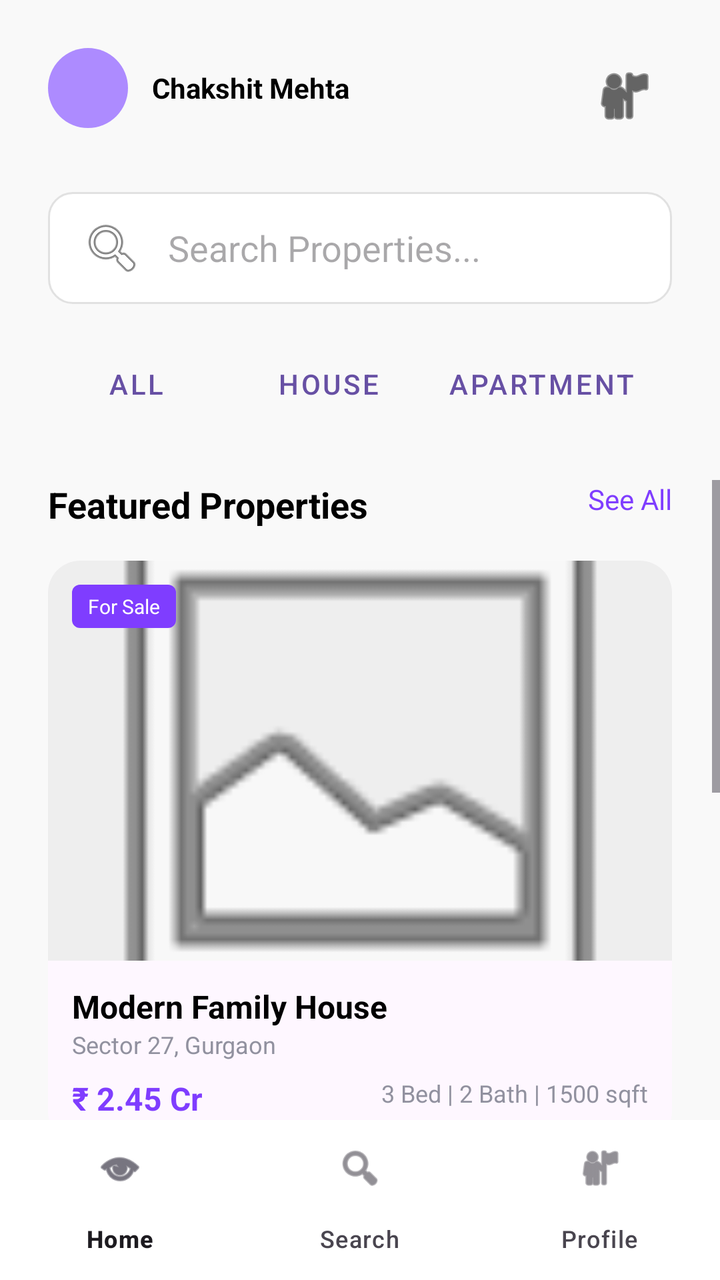
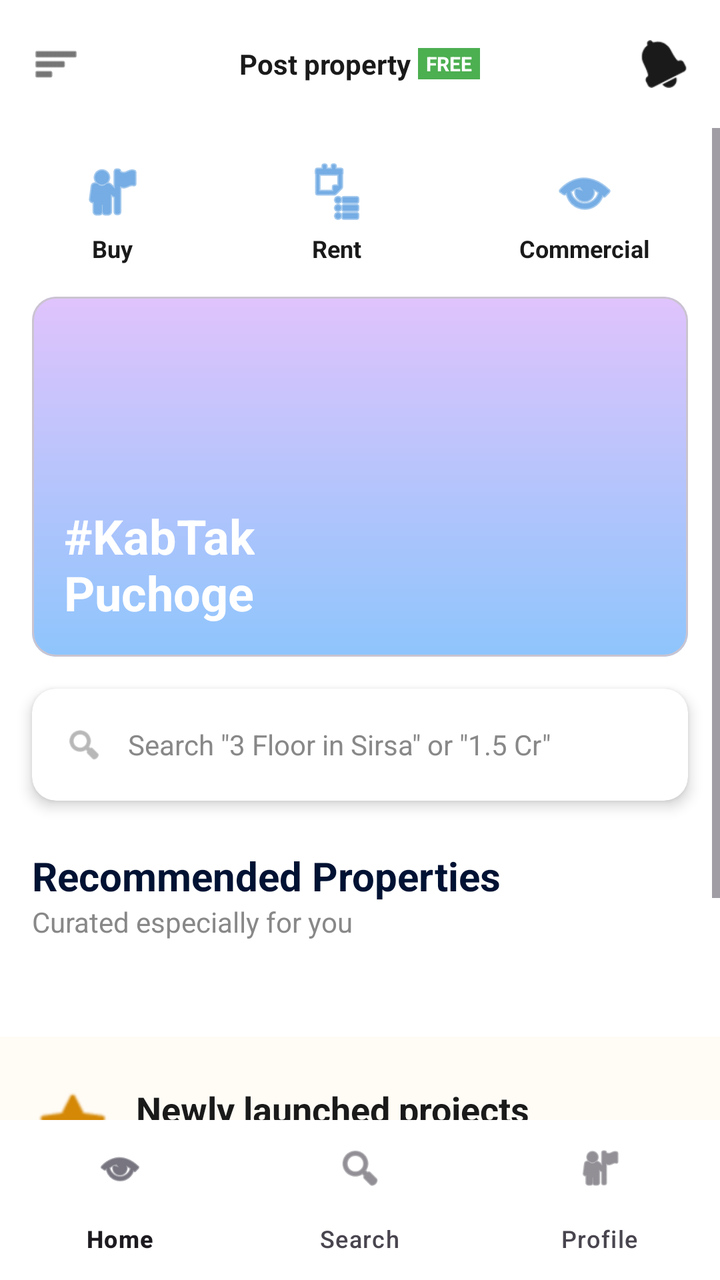

Two renders of the same Android screen: before a commit and after it. Below are the layout's source before the change and the commit's diff.
<!-- AndroidManifest.xml: application theme Theme.Realestateapp -->
<!-- res/layout/activity_home.xml -->
<?xml version="1.0" encoding="utf-8"?>
<LinearLayout xmlns:android="http://schemas.android.com/apk/res/android"
    xmlns:app="http://schemas.android.com/apk/res-auto"
    android:layout_width="match_parent"
    android:layout_height="match_parent"
    android:background="#F9F9F9"
    android:orientation="vertical">

    
    <RelativeLayout
        android:layout_width="match_parent"
        android:layout_height="wrap_content"
        android:padding="24dp">

        <LinearLayout
            android:layout_width="wrap_content"
            android:layout_height="wrap_content"
            android:orientation="horizontal"
            android:gravity="center_vertical">
            <View
                android:layout_width="40dp"
                android:layout_height="40dp"
                android:background="@drawable/circle_placeholder"/>
            <TextView
                android:layout_width="wrap_content"
                android:layout_height="wrap_content"
                android:layout_marginStart="12dp"
                android:text="Chakshit Mehta"
                android:textColor="@color/black"
                android:textStyle="bold"/>
        </LinearLayout>

        <ImageButton
            android:layout_width="48dp"
            android:layout_height="48dp"
            android:layout_alignParentEnd="true"
            android:background="?attr/selectableItemBackgroundBorderless"
            android:src="@android:drawable/ic_menu_myplaces"
            app:tint="@color/black"/>
    </RelativeLayout>

    
    <EditText
        android:layout_width="match_parent"
        android:layout_height="56dp"
        android:layout_marginHorizontal="24dp"
        android:layout_marginBottom="16dp"
        android:background="@drawable/edit_text_bg"
        android:drawableStart="@android:drawable/ic_menu_search"
        android:drawablePadding="12dp"
        android:hint="@string/search_properties"
        android:paddingHorizontal="16dp"/>

    
    <HorizontalScrollView
        android:layout_width="match_parent"
        android:layout_height="wrap_content"
        android:scrollbars="none"
        android:paddingStart="24dp"
        android:layout_marginBottom="24dp">
        <LinearLayout
            android:layout_width="wrap_content"
            android:layout_height="wrap_content"
            android:orientation="horizontal">
            <Button
                android:layout_width="wrap_content"
                android:layout_height="wrap_content"
                android:text="@string/all"
                android:layout_marginEnd="8dp"
                style="@style/Widget.MaterialComponents.Button.TextButton"/>
            <Button
                android:layout_width="wrap_content"
                android:layout_height="wrap_content"
                android:text="@string/house"
                android:layout_marginEnd="8dp"
                style="@style/Widget.MaterialComponents.Button.TextButton"/>
            <Button
                android:layout_width="wrap_content"
                android:layout_height="wrap_content"
                android:text="@string/apartment"
                android:layout_marginEnd="8dp"
                style="@style/Widget.MaterialComponents.Button.TextButton"/>
        </LinearLayout>
    </HorizontalScrollView>

    <ScrollView
        android:layout_width="match_parent"
        android:layout_height="0dp"
        android:layout_weight="1">
        <LinearLayout
            android:layout_width="match_parent"
            android:layout_height="wrap_content"
            android:orientation="vertical"
            android:paddingHorizontal="24dp">

            <RelativeLayout
                android:layout_width="match_parent"
                android:layout_height="wrap_content"
                android:layout_marginBottom="16dp">
                <TextView
                    android:layout_width="wrap_content"
                    android:layout_height="wrap_content"
                    android:text="@string/featured_properties"
                    android:textColor="@color/black"
                    android:textSize="18sp"
                    android:textStyle="bold"/>
                <TextView
                    android:layout_width="wrap_content"
                    android:layout_height="wrap_content"
                    android:layout_alignParentEnd="true"
                    android:text="@string/see_all"
                    android:textColor="@color/primary"/>
            </RelativeLayout>

            
            <include android:id="@+id/propertyCard1" layout="@layout/item_property_card" />
            <include android:id="@+id/propertyCard2" layout="@layout/item_property_card" />

        </LinearLayout>
    </ScrollView>

    
    <com.google.android.material.bottomnavigation.BottomNavigationView
        android:id="@+id/bottomNav"
        android:layout_width="match_parent"
        android:layout_height="wrap_content"
        android:background="@color/white"
        app:menu="@menu/bottom_nav_menu"/>

</LinearLayout>
<!-- res/layout/item_property_card.xml (included above) -->
<?xml version="1.0" encoding="utf-8"?>
<com.google.android.material.card.MaterialCardView xmlns:android="http://schemas.android.com/apk/res/android"
    xmlns:app="http://schemas.android.com/apk/res-auto"
    android:layout_width="match_parent"
    android:layout_height="wrap_content"
    android:layout_marginBottom="16dp"
    app:cardCornerRadius="16dp"
    app:cardElevation="0dp"
    app:strokeWidth="0dp">

    <LinearLayout
        android:layout_width="match_parent"
        android:layout_height="wrap_content"
        android:orientation="vertical">

        <FrameLayout
            android:layout_width="match_parent"
            android:layout_height="200dp">

            <ImageView
                android:id="@+id/propertyImage"
                android:layout_width="match_parent"
                android:layout_height="match_parent"
                android:scaleType="centerCrop"
                android:src="@android:drawable/ic_menu_gallery"
                android:background="#EEEEEE"/>

            <TextView
                android:layout_width="wrap_content"
                android:layout_height="wrap_content"
                android:layout_margin="12dp"
                android:background="@drawable/badge_bg"
                android:paddingHorizontal="8dp"
                android:paddingVertical="4dp"
                android:text="For Sale"
                android:textColor="@color/white"
                android:textSize="10sp" />
        </FrameLayout>

        <LinearLayout
            android:layout_width="match_parent"
            android:layout_height="wrap_content"
            android:orientation="vertical"
            android:padding="12dp">

            <TextView
                android:id="@+id/tvPropertyName"
                android:layout_width="wrap_content"
                android:layout_height="wrap_content"
                android:text="Modern Family House"
                android:textColor="@color/black"
                android:textSize="16sp"
                android:textStyle="bold" />

            <TextView
                android:id="@+id/tvPropertyLocation"
                android:layout_width="wrap_content"
                android:layout_height="wrap_content"
                android:text="Sector 27, Gurgaon"
                android:textColor="@color/gray_text"
                android:textSize="12sp" />

            <RelativeLayout
                android:layout_width="match_parent"
                android:layout_height="wrap_content"
                android:layout_marginTop="8dp">

                <TextView
                    android:id="@+id/tvPropertyPrice"
                    android:layout_width="wrap_content"
                    android:layout_height="wrap_content"
                    android:text="₹ 2.45 Cr"
                    android:textColor="@color/primary"
                    android:textSize="16sp"
                    android:textStyle="bold" />

                <TextView
                    android:layout_width="wrap_content"
                    android:layout_height="wrap_content"
                    android:layout_alignParentEnd="true"
                    android:text="3 Bed | 2 Bath | 1500 sqft"
                    android:textColor="@color/gray_text"
                    android:textSize="12sp" />
            </RelativeLayout>
        </LinearLayout>
    </LinearLayout>
</com.google.android.material.card.MaterialCardView>
<!-- resources referenced by this layout -->
<resources>
  <color name="black">#FF000000</color>
  <color name="gray_text">#91919F</color>
  <color name="primary">#7F3DFF</color>
  <color name="white">#FFFFFFFF</color>
  <!-- drawable badge_bg (drawable) -->
  <?xml version="1.0" encoding="utf-8"?>
  <shape xmlns:android="http://schemas.android.com/apk/res/android">
      <solid android:color="@color/primary" />
      <corners android:radius="4dp" />
  </shape>
  <!-- drawable circle_placeholder (drawable) -->
  <?xml version="1.0" encoding="utf-8"?>
  <shape xmlns:android="http://schemas.android.com/apk/res/android"
      android:shape="oval">
      <solid android:color="#AD8BFF" />
  </shape>
  <!-- drawable edit_text_bg (drawable) -->
  <?xml version="1.0" encoding="utf-8"?>
  <shape xmlns:android="http://schemas.android.com/apk/res/android">
      <solid android:color="@color/white" />
      <stroke android:width="1dp" android:color="@color/border_color" />
      <corners android:radius="12dp" />
  </shape>
  <string name="all">All</string>
  <string name="apartment">Apartment</string>
  <string name="featured_properties">Featured Properties</string>
  <string name="house">House</string>
  <string name="search_properties">Search Properties...</string>
  <string name="see_all">See All</string>
  <style name="Theme.Realestateapp" parent="Base.Theme.Realestateapp" />
  <color name="border_color">#E1E1E1</color>
  <style name="Base.Theme.Realestateapp" parent="Theme.Material3.DayNight.NoActionBar">
          
          
      </style>
</resources>

<!-- the commit's change to res/layout/activity_home.xml (unified diff, before → after) -->
@@ -1,218 +1,272 @@
 <?xml version="1.0" encoding="utf-8"?>
-<LinearLayout xmlns:android="http://schemas.android.com/apk/res/android"
+<androidx.drawerlayout.widget.DrawerLayout xmlns:android="http://schemas.android.com/apk/res/android"
     xmlns:app="http://schemas.android.com/apk/res-auto"
+    android:id="@+id/drawerLayout"
     android:layout_width="match_parent"
     android:layout_height="match_parent"
-    android:background="#F9F9F9"
-    android:orientation="vertical">
-
-    
-    <RelativeLayout
+    android:background="#FFFFFF">
+
+    <LinearLayout
         android:layout_width="match_parent"
-        android:layout_height="wrap_content"
-        android:padding="24dp">
-
-        <LinearLayout
-            android:layout_width="wrap_content"
-            android:layout_height="wrap_content"
-            android:orientation="horizontal"
-            android:gravity="center_vertical">
-            <View
-                android:layout_width="40dp"
-                android:layout_height="40dp"
-                android:background="@drawable/circle_placeholder"/>
-            <TextView
+        android:layout_height="match_parent"
+        android:orientation="vertical"
+        android:fitsSystemWindows="true">
+
+        
+        <RelativeLayout
+            android:layout_width="match_parent"
+            android:layout_height="?attr/actionBarSize"
+            android:paddingHorizontal="16dp">
+
+            <ImageView
+                android:id="@+id/btnMenu"
+                android:layout_width="24dp"
+                android:layout_height="24dp"
+                android:layout_centerVertical="true"
+                android:src="@android:drawable/ic_menu_sort_by_size"
+                app:tint="#1A1A1A" />
+
+            <LinearLayout
+                android:id="@+id/btnPostProperty"
                 android:layout_width="wrap_content"
                 android:layout_height="wrap_content"
-                android:layout_marginStart="12dp"
-                android:text="Chakshit Mehta"
-                android:textColor="@color/black"
-                android:textStyle="bold"/>
-        </LinearLayout>
-
-        <ImageButton
-            android:layout_width="48dp"
-            android:layout_height="48dp"
-            android:layout_alignParentEnd="true"
-            android:background="?attr/selectableItemBackgroundBorderless"
-            android:src="@android:drawable/ic_menu_myplaces"
-            app:tint="@color/black"/>
-    </RelativeLayout>
-
-    
-    <EditText
-        android:layout_width="match_parent"
-        android:layout_height="56dp"
-        android:layout_marginHorizontal="24dp"
-        android:layout_marginBottom="16dp"
-        android:background="@drawable/edit_text_bg"
-        android:drawableStart="@android:drawable/ic_menu_search"
-        android:drawablePadding="12dp"
-        android:hint="@string/search_properties"
-        android:paddingHorizontal="16dp"/>
-
-    
-    <HorizontalScrollView
-        android:layout_width="match_parent"
-        android:layout_height="wrap_content"
-        android:scrollbars="none"
-        android:paddingStart="24dp"
-        android:layout_marginBottom="24dp">
-        <LinearLayout
-            android:layout_width="wrap_content"
-            android:layout_height="wrap_content"
-            android:orientation="horizontal">
-            <Button
-                android:layout_width="wrap_content"
+                android:layout_centerInParent="true"
+                android:gravity="center_vertical"
+                android:orientation="horizontal"
+                android:background="?attr/selectableItemBackground"
+                android:padding="4dp"
+                android:clickable="true"
+                android:focusable="true">
+                <TextView
+                    android:layout_width="wrap_content"
+                    android:layout_height="wrap_content"
+                    android:text="Post property "
+                    android:textColor="#1A1A1A"
+                    android:textSize="14sp"
+                    android:textStyle="bold" />
+                <TextView
+                    android:layout_width="wrap_content"
+                    android:layout_height="wrap_content"
+                    android:background="#4CAF50"
+                    android:paddingHorizontal="4dp"
+                    android:paddingVertical="1dp"
+                    android:text="FREE"
+                    android:textColor="#FFFFFF"
+                    android:textSize="10sp"
+                    android:textStyle="bold" />
+            </LinearLayout>
+
+            <ImageView
+                android:layout_width="24dp"
+                android:layout_height="24dp"
+                android:layout_alignParentEnd="true"
+                android:layout_centerVertical="true"
+                android:src="@android:drawable/ic_popup_reminder"
+                app:tint="#1A1A1A" />
+        </RelativeLayout>
+
+        <ScrollView
+            android:layout_width="match_parent"
+            android:layout_height="0dp"
+            android:layout_weight="1">
+
+            <LinearLayout
+                android:layout_width="match_parent"
                 android:layout_height="wrap_content"
-                android:text="@string/all"
-                android:layout_marginEnd="8dp"
-                style="@style/Widget.MaterialComponents.Button.TextButton"/>
-            <Button
-                android:layout_width="wrap_content"
-                android:layout_height="wrap_content"
-                android:text="@string/house"
-                android:layout_marginEnd="8dp"
-                style="@style/Widget.MaterialComponents.Button.TextButton"/>
-            <Button
-                android:layout_width="wrap_content"
-                android:layout_height="wrap_content"
-                android:text="@string/apartment"
-                android:layout_marginEnd="8dp"
-                style="@style/Widget.MaterialComponents.Button.TextButton"/>
-        </LinearLayout>
-    </HorizontalScrollView>
-
-    <ScrollView
-        android:layout_width="match_parent"
-        android:layout_height="0dp"
-        android:layout_weight="1">
-        <LinearLayout
+                android:orientation="vertical"
+                android:paddingBottom="80dp">
+
+                
+                <LinearLayout
+                    android:layout_width="match_parent"
+                    android:layout_height="wrap_content"
+                    android:orientation="horizontal"
+                    android:paddingVertical="16dp">
+
+                    <LinearLayout
+                        android:id="@+id/catBuy"
+                        android:layout_width="0dp"
+                        android:layout_height="wrap_content"
+                        android:layout_weight="1"
+                        android:gravity="center"
+                        android:orientation="vertical"
+                        android:clickable="true"
+                        android:focusable="true"
+                        android:background="?attr/selectableItemBackground">
+                        <ImageView android:layout_width="32dp" android:layout_height="32dp" android:src="@android:drawable/ic_menu_myplaces" app:tint="#1976D2" />
+                        <TextView android:layout_width="wrap_content" android:layout_height="wrap_content" android:text="Buy" android:textColor="#1A1A1A" android:textSize="12sp" android:layout_marginTop="4dp" android:textStyle="bold" />
+                    </LinearLayout>
+
+                    <LinearLayout
+                        android:id="@+id/catRent"
+                        android:layout_width="0dp"
+                        android:layout_height="wrap_content"
+                        android:layout_weight="1"
+                        android:gravity="center"
+                        android:orientation="vertical"
+                        android:clickable="true"
+                        android:focusable="true"
+                        android:background="?attr/selectableItemBackground">
+                        <ImageView android:layout_width="32dp" android:layout_height="32dp" android:src="@android:drawable/ic_menu_agenda" app:tint="#1976D2" />
+                        <TextView android:layout_width="wrap_content" android:layout_height="wrap_content" android:text="Rent" android:textColor="#1A1A1A" android:textSize="12sp" android:layout_marginTop="4dp" android:textStyle="bold" />
+                    </LinearLayout>
+
+                    <LinearLayout
+                        android:id="@+id/catCommercial"
+                        android:layout_width="0dp"
+                        android:layout_height="wrap_content"
+                        android:layout_weight="1.2"
+                        android:gravity="center"
+                        android:orientation="vertical"
+                        android:clickable="true"
+                        android:focusable="true"
+                        android:background="?attr/selectableItemBackground">
+                        <ImageView android:layout_width="32dp" android:layout_height="32dp" android:src="@android:drawable/ic_menu_view" app:tint="#1976D2" />
+                        <TextView android:layout_width="wrap_content" android:layout_height="wrap_content" android:text="Commercial" android:textColor="#1A1A1A" android:textSize="12sp" android:layout_marginTop="4dp" android:textStyle="bold" />
+                    </LinearLayout>
+                </LinearLayout>
+
+                
+                <com.google.android.material.card.MaterialCardView
+                    android:layout_width="match_parent"
+                    android:layout_height="180dp"
+                    android:layout_marginHorizontal="16dp"
+                    app:cardCornerRadius="12dp"
+                    app:cardElevation="0dp">
+                    <ImageView
+                        android:layout_width="match_parent"
+                        android:layout_height="match_parent"
+                        android:scaleType="centerCrop"
+                        android:src="@drawable/bg_gradient" />
+                    <TextView
+                        android:layout_width="wrap_content"
+                        android:layout_height="wrap_content"
+                        android:layout_gravity="bottom|start"
+                        android:layout_margin="16dp"
+                        android:text="#KabTak\nPuchoge"
+                        android:textColor="#FFFFFF"
+                        android:textSize="24sp"
+                        android:textStyle="bold" />
+                </com.google.android.material.card.MaterialCardView>
+
+                
+                <androidx.cardview.widget.CardView
+                    android:id="@+id/homeSearchBar"
+                    android:layout_width="match_parent"
+                    android:layout_height="56dp"
+                    android:layout_marginHorizontal="16dp"
+                    android:layout_marginTop="16dp"
+                    android:layout_marginBottom="24dp"
+                    app:cardCornerRadius="12dp"
+                    app:cardElevation="4dp"
+                    android:clickable="true"
+                    android:focusable="true">
+                    <LinearLayout
+                        android:layout_width="match_parent"
+                        android:layout_height="match_parent"
+                        android:gravity="center_vertical"
+                        android:orientation="horizontal"
+                        android:paddingHorizontal="16dp">
+                        <ImageView android:layout_width="20dp" android:layout_height="20dp" android:src="@android:drawable/ic_menu_search" app:tint="#888888" />
+                        <TextView
+                            android:layout_width="match_parent"
+                            android:layout_height="wrap_content"
+                            android:layout_marginStart="12dp"
+                            android:text='Search "3 Floor in Sirsa" or "1.5 Cr"'
+                            android:textColor="#888888"
+                            android:textSize="14sp" />
+                    </LinearLayout>
+                </androidx.cardview.widget.CardView>
+
+                
+                <TextView
+                    android:layout_width="wrap_content"
+                    android:layout_height="wrap_content"
+                    android:layout_marginHorizontal="16dp"
+                    android:text="Recommended Properties"
+                    android:textColor="#001233"
+                    android:textSize="20sp"
+                    android:textStyle="bold" />
+                <TextView
+                    android:layout_width="wrap_content"
+                    android:layout_height="wrap_content"
+                    android:layout_marginHorizontal="16dp"
+                    android:text="Curated especially for you"
+                    android:textColor="#888888"
+                    android:textSize="14sp" />
+
+                <androidx.recyclerview.widget.RecyclerView
+                    android:id="@+id/rvProperties"
+                    android:layout_width="match_parent"
+                    android:layout_height="wrap_content"
+                    android:layout_marginTop="16dp"
+                    android:clipToPadding="false"
+                    android:paddingHorizontal="16dp" />
+
+                
+                <LinearLayout
+                    android:layout_width="match_parent"
+                    android:layout_height="wrap_content"
+                    android:layout_marginTop="32dp"
+                    android:background="#FFFBF5"
+                    android:orientation="vertical"
+                    android:paddingVertical="24dp">
+
+                    <LinearLayout
+                        android:layout_width="match_parent"
+                        android:layout_height="wrap_content"
+                        android:gravity="center_vertical"
+                        android:orientation="horizontal"
+                        android:paddingHorizontal="16dp">
+
+                        <ImageView
+                            android:layout_width="40dp"
+                            android:layout_height="40dp"
+                            android:src="@android:drawable/btn_star_big_on"
+                            app:tint="#D48806" />
+
+                        <LinearLayout
+                            android:layout_width="wrap_content"
+                            android:layout_height="wrap_content"
+                            android:layout_marginStart="12dp"
+                            android:orientation="vertical">
+                            <TextView
+                                android:layout_width="wrap_content"
+                                android:layout_height="wrap_content"
+                                android:text="Newly launched projects"
+                                android:textColor="#1A1A1A"
+                                android:textSize="18sp"
+                                android:textStyle="bold" />
+                            <TextView
+                                android:layout_width="wrap_content"
+                                android:layout_height="wrap_content"
+                                android:text="Best prices • Unit of choice • Easy payment plans"
+                                android:textColor="#666666"
+                                android:textSize="12sp" />
+                        </LinearLayout>
+                    </LinearLayout>
+
+                    <androidx.recyclerview.widget.RecyclerView
+                        android:id="@+id/rvNewLaunches"
+                        android:layout_width="match_parent"
+                        android:layout_height="wrap_content"
+                        android:layout_marginTop="16dp"
+                        android:clipToPadding="false"
+                        android:paddingHorizontal="16dp" />
+
+                </LinearLayout>
+
+            </LinearLayout>
+        </ScrollView>
+
+        
+        <com.google.android.material.bottomnavigation.BottomNavigationView
+            android:id="@+id/bottomNav"
             android:layout_width="match_parent"
             android:layout_height="wrap_content"
-            android:orientation="vertical"
-            android:paddingHorizontal="24dp">
-
-            <RelativeLayout
-                android:layout_width="match_parent"
-                android:layout_height="wrap_content"
-                android:layout_marginBottom="16dp">
-                <TextView
-                    android:layout_width="wrap_content"
-                    android:layout_height="wrap_content"
-                    android:text="@string/featured_properties"
-                    android:textColor="@color/black"
-                    android:textSize="18sp"
-                    android:textStyle="bold"/>
-                <TextView
-                    android:layout_width="wrap_content"
-                    android:layout_height="wrap_content"
-                    android:layout_alignParentEnd="true"
-                    android:text="@string/see_all"
-                    android:textColor="@color/primary"/>
-            </RelativeLayout>
-
-            
-            <include android:id="@+id/propertyCard1" layout="@layout/item_property_card" />
-            <include android:id="@+id/propertyCard2" layout="@layout/item_property_card" />
-
-        </LinearLayout>
-    </ScrollView>
-
-    
-    <com.google.android.material.bottomnavigation.BottomNavigationView
-        android:id="@+id/bottomNav"
-        android:layout_width="match_parent"
-        android:layout_height="wrap_content"
-        android:background="@color/white"
-        app:menu="@menu/bottom_nav_menu"/>
-
-</LinearLayout>
-<!-- res/layout/item_property_card.xml (included above) -->
-<?xml version="1.0" encoding="utf-8"?>
-<com.google.android.material.card.MaterialCardView xmlns:android="http://schemas.android.com/apk/res/android"
-    xmlns:app="http://schemas.android.com/apk/res-auto"
-    android:layout_width="match_parent"
-    android:layout_height="wrap_content"
-    android:layout_marginBottom="16dp"
-    app:cardCornerRadius="16dp"
-    app:cardElevation="0dp"
-    app:strokeWidth="0dp">
-
-    <LinearLayout
-        android:layout_width="match_parent"
-        android:layout_height="wrap_content"
-        android:orientation="vertical">
-
-        <FrameLayout
-            android:layout_width="match_parent"
-            android:layout_height="200dp">
-
-            <ImageView
-                android:id="@+id/propertyImage"
-                android:layout_width="match_parent"
-                android:layout_height="match_parent"
-                android:scaleType="centerCrop"
-                android:src="@android:drawable/ic_menu_gallery"
-                android:background="#EEEEEE"/>
-
-            <TextView
-                android:layout_width="wrap_content"
-                android:layout_height="wrap_content"
-                android:layout_margin="12dp"
-                android:background="@drawable/badge_bg"
-                android:paddingHorizontal="8dp"
-                android:paddingVertical="4dp"
-                android:text="For Sale"
-                android:textColor="@color/white"
-                android:textSize="10sp" />
-        </FrameLayout>
-
-        <LinearLayout
-            android:layout_width="match_parent"
-            android:layout_height="wrap_content"
-            android:orientation="vertical"
-            android:padding="12dp">
-
-            <TextView
-                android:id="@+id/tvPropertyName"
-                android:layout_width="wrap_content"
-                android:layout_height="wrap_content"
-                android:text="Modern Family House"
-                android:textColor="@color/black"
-                android:textSize="16sp"
-                android:textStyle="bold" />
-
-            <TextView
-                android:id="@+id/tvPropertyLocation"
-                android:layout_width="wrap_content"
-                android:layout_height="wrap_content"
-                android:text="Sector 27, Gurgaon"
-                android:textColor="@color/gray_text"
-                android:textSize="12sp" />
-
-            <RelativeLayout
-                android:layout_width="match_parent"
-                android:layout_height="wrap_content"
-                android:layout_marginTop="8dp">
-
-                <TextView
-                    android:id="@+id/tvPropertyPrice"
-                    android:layout_width="wrap_content"
-                    android:layout_height="wrap_content"
-                    android:text="₹ 2.45 Cr"
-                    android:textColor="@color/primary"
-                    android:textSize="16sp"
-                    android:textStyle="bold" />
-
-                <TextView
-                    android:layout_width="wrap_content"
-                    android:layout_height="wrap_content"
-                    android:layout_alignParentEnd="true"
-                    android:text="3 Bed | 2 Bath | 1500 sqft"
-                    android:textColor="@color/gray_text"
-                    android:textSize="12sp" />
-            </RelativeLayout>
-        </LinearLayout>
+            android:background="#FFFFFF"
+            app:menu="@menu/bottom_nav_menu" />
+
     </LinearLayout>
-</com.google.android.material.card.MaterialCardView>
+
+</androidx.drawerlayout.widget.DrawerLayout>
<!-- resource entries referenced after the edit -->
@@ -1,39 +1,17 @@
 <!-- resources referenced by this layout -->
 <resources>
-  <color name="black">#FF000000</color>
-  <color name="gray_text">#91919F</color>
+  <!-- drawable bg_gradient (drawable) -->
+  <shape xmlns:android="http://schemas.android.com/apk/res/android">
+      <gradient
+          android:startColor="#E0C3FC"
+          android:endColor="#8EC5FC"
+          android:angle="270"/>
+  </shape>
   <color name="primary">#7F3DFF</color>
-  <color name="white">#FFFFFFFF</color>
-  <!-- drawable badge_bg (drawable) -->
-  <?xml version="1.0" encoding="utf-8"?>
-  <shape xmlns:android="http://schemas.android.com/apk/res/android">
-      <solid android:color="@color/primary" />
-      <corners android:radius="4dp" />
-  </shape>
-  <!-- drawable circle_placeholder (drawable) -->
-  <?xml version="1.0" encoding="utf-8"?>
-  <shape xmlns:android="http://schemas.android.com/apk/res/android"
-      android:shape="oval">
-      <solid android:color="#AD8BFF" />
-  </shape>
-  <!-- drawable edit_text_bg (drawable) -->
-  <?xml version="1.0" encoding="utf-8"?>
-  <shape xmlns:android="http://schemas.android.com/apk/res/android">
-      <solid android:color="@color/white" />
-      <stroke android:width="1dp" android:color="@color/border_color" />
-      <corners android:radius="12dp" />
-  </shape>
-  <string name="all">All</string>
-  <string name="apartment">Apartment</string>
-  <string name="featured_properties">Featured Properties</string>
-  <string name="house">House</string>
-  <string name="search_properties">Search Properties...</string>
-  <string name="see_all">See All</string>
   <style name="Theme.Realestateapp" parent="Base.Theme.Realestateapp" />
-  <color name="border_color">#E1E1E1</color>
   <style name="Base.Theme.Realestateapp" parent="Theme.Material3.DayNight.NoActionBar">
           
-          
+          <item name="colorPrimary">@color/primary</item>
       </style>
 </resources>
 
